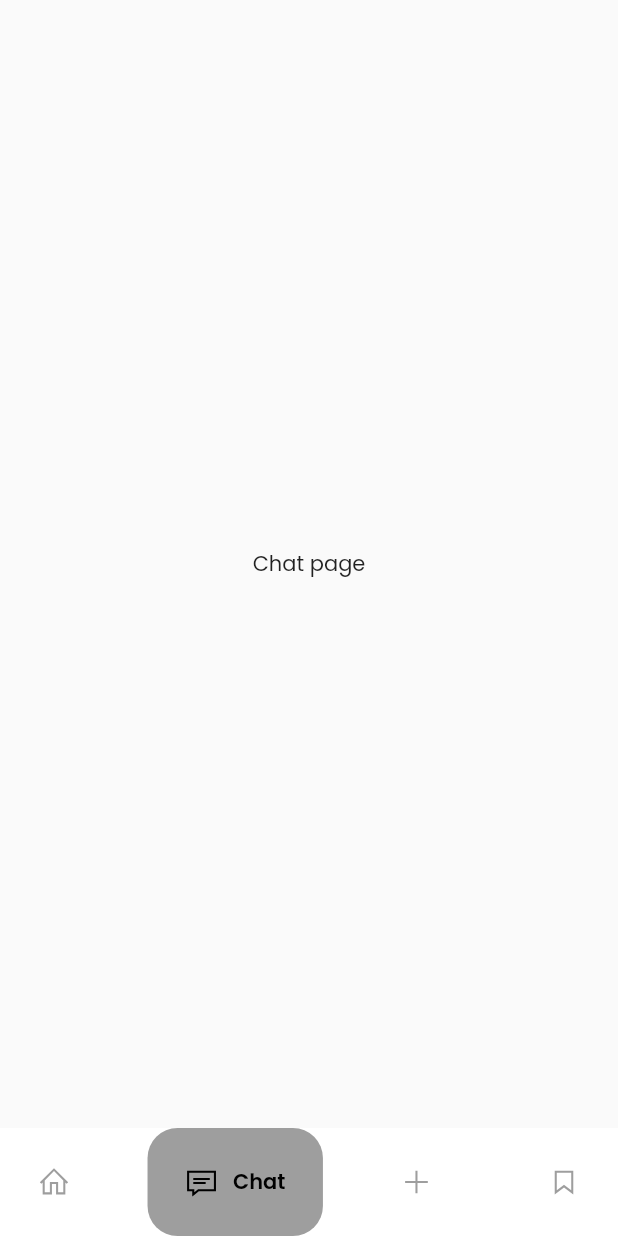
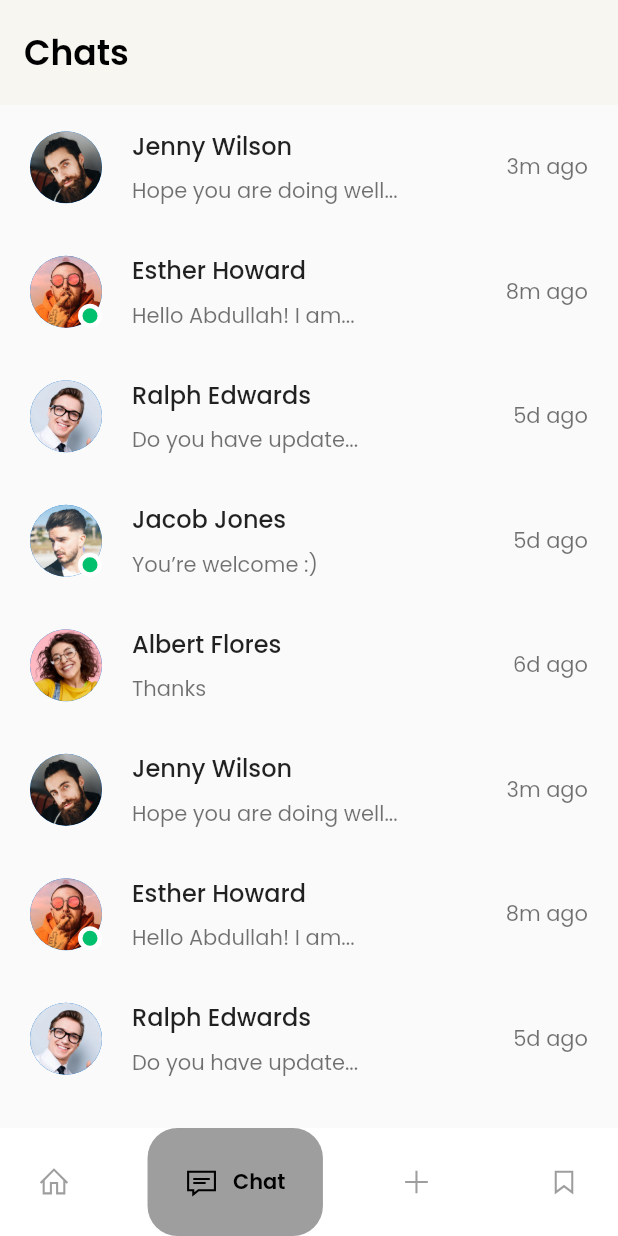
Before and after one commit to sawndes/mrGharbeti, a Flutter app: the screen it shows once a user with an empty profile is signed in, item 2 of the bottom bar chosen, on a phone screen of 412 x 824 dp. Run offline on Flutter 3.47's test engine with Material 2 defaults, Android fonts, the phone set to English and light mode, and no system bars; drawn by our look-alikes of google_nav_bar; our stand-ins replace cloud_firestore, firebase_auth, firebase_core, flutter_otp_text_field, get, google_fonts and 3 more; accounts and stored records are empty.

Commit message:
added chat ui

```diff
--- /dev/null
+++ b/lib/src/models/chat_model.dart
@@ -0,0 +1,71 @@
+class ChatModel {
+  final String name, lastMessage, image, time;
+  final bool isActive;
+
+  ChatModel({
+    this.name = '',
+    this.lastMessage = '',
+    this.image = '',
+    this.time = '',
+    this.isActive = false,
+  });
+}
+
+List chatsData = [
+  ChatModel(
+    name: "Jenny Wilson",
+    lastMessage: "Hope you are doing well...",
+    image: "assets/images/user.png",
+    time: "3m ago",
+    isActive: false,
+  ),
+  ChatModel(
+    name: "Esther Howard",
+    lastMessage: "Hello Abdullah! I am...",
+    image: "assets/images/user_2.png",
+    time: "8m ago",
+    isActive: true,
+  ),
+  ChatModel(
+    name: "Ralph Edwards",
+    lastMessage: "Do you have update...",
+    image: "assets/images/user_3.png",
+    time: "5d ago",
+    isActive: false,
+  ),
+  ChatModel(
+    name: "Jacob Jones",
+    lastMessage: "You’re welcome :)",
+    image: "assets/images/user_4.png",
+    time: "5d ago",
+    isActive: true,
+  ),
+  ChatModel(
+    name: "Albert Flores",
+    lastMessage: "Thanks",
+    image: "assets/images/user_5.png",
+    time: "6d ago",
+    isActive: false,
+  ),
+  ChatModel(
+    name: "Jenny Wilson",
+    lastMessage: "Hope you are doing well...",
+    image: "assets/images/user.png",
+    time: "3m ago",
+    isActive: false,
+  ),
+  ChatModel(
+    name: "Esther Howard",
+    lastMessage: "Hello Abdullah! I am...",
+    image: "assets/images/user_2.png",
+    time: "8m ago",
+    isActive: true,
+  ),
+  ChatModel(
+    name: "Ralph Edwards",
+    lastMessage: "Do you have update...",
+    image: "assets/images/user_3.png",
+    time: "5d ago",
+    isActive: false,
+  ),
+];
--- a/lib/src/screens/chat.dart
+++ b/lib/src/screens/chat.dart
@@ -1,6 +1,8 @@
 import 'package:flutter/material.dart';
-import 'package:flutter/src/widgets/container.dart';
-import 'package:flutter/src/widgets/framework.dart';
+// import 'package:mr_gharbeti/src/screens/chat_message_screen.dart';
+import '../screens/chat_message_screen.dart';
+import '../models/chat_model.dart';
+import 'package:get/get.dart';
 
 class ChatPage extends StatelessWidget {
   const ChatPage({super.key});
@@ -8,8 +10,100 @@ class ChatPage extends StatelessWidget {
   @override
   Widget build(BuildContext context) {
     return Scaffold(
-        body: Center(
-      child: Text('Chat page'),
-    ));
+      appBar: AppBar(
+        backgroundColor: Color(0xFFF7F6F1),
+        elevation: 0,
+        automaticallyImplyLeading: false,
+        toolbarHeight: 70,
+        title: const Text(
+          'Chats',
+          style: TextStyle(
+            color: Colors.black,
+            fontSize: 23,
+          ),
+          // style: Theme.of(context).textTheme.headline3,
+        ),
+      ),
+      body: Column(
+        children: [
+          Expanded(
+            child: ListView.builder(
+              itemCount: chatsData.length,
+              itemBuilder: (context, index) => InkWell(
+                onTap: () {
+                  Get.to(ChatMessageScreen(), arguments: chatsData[index]);
+                },
+                child: Padding(
+                  padding: const EdgeInsets.symmetric(
+                    horizontal: 20,
+                    vertical: 15,
+                  ),
+                  child: Row(
+                    children: [
+                      Stack(
+                        children: [
+                          CircleAvatar(
+                            radius: 24,
+                            backgroundImage: AssetImage(chatsData[index].image),
+                          ),
+                          if (chatsData[index].isActive)
+                            Positioned(
+                              right: 0,
+                              bottom: 0,
+                              child: Container(
+                                height: 16,
+                                width: 16,
+                                decoration: BoxDecoration(
+                                    color: Color(0xFF00BF6D),
+                                    shape: BoxShape.circle,
+                                    border: Border.all(
+                                      color: Colors.white,
+                                      width: 3,
+                                    )),
+                              ),
+                            )
+                        ],
+                      ),
+                      Expanded(
+                        child: Padding(
+                          padding: const EdgeInsets.symmetric(horizontal: 20),
+                          child: Column(
+                            crossAxisAlignment: CrossAxisAlignment.start,
+                            children: [
+                              Text(
+                                chatsData[index].name,
+                                style: const TextStyle(
+                                  fontSize: 16,
+                                  fontWeight: FontWeight.w500,
+                                ),
+                              ),
+                              const SizedBox(
+                                height: 8,
+                              ),
+                              Opacity(
+                                opacity: 0.64,
+                                child: Text(
+                                  chatsData[index].lastMessage,
+                                  maxLines: 1,
+                                  overflow: TextOverflow.ellipsis,
+                                ),
+                              )
+                            ],
+                          ),
+                        ),
+                      ),
+                      Opacity(
+                        opacity: 0.64,
+                        child: Text(chatsData[index].time),
+                      )
+                    ],
+                  ),
+                ),
+              ),
+            ),
+          ),
+        ],
+      ),
+    );
   }
 }
--- a/lib/src/screens/dashboard.dart
+++ b/lib/src/screens/dashboard.dart
@@ -12,7 +12,7 @@ class DashBoard extends StatelessWidget {
   Widget build(BuildContext context) {
     final textTheme = Theme.of(context).textTheme;
     return Scaffold(
-      appBar: AppBarUI(false),
+      appBar: AppBarUI('Mr. Gharbeti', false),
       body: SingleChildScrollView(
         child: Container(
           padding: const EdgeInsets.all(20),
--- a/pubspec.yaml
+++ b/pubspec.yaml
@@ -69,6 +69,7 @@ flutter:
 
   # To add assets to your application, add an assets section, like this:
   assets:
+    - assets/images/
     - assets/images/login_ui.png
     - assets/images/googlelogo.png
     - assets/images/forgot_password.png
```
Also changed, not shown: lib/src/models/chat_message_model.dart (added, +64 -0 lines), lib/src/screens/all_listings.dart (+15 -25 lines), lib/src/screens/chat_message_screen.dart (added, +60 -0 lines), lib/src/widgets/chat/chat_message_input_field.dart (added, +55 -0 lines), lib/src/widgets/chat/chat_message_screen_body.dart (added, +70 -0 lines), lib/src/widgets/dashboard_widgets/appBar_ui.dart (+4 -5 lines), assets/images/user.png (added), assets/images/user_2.png (added), assets/images/user_3.png (added), assets/images/user_4.png (added), assets/images/user_5.png (added).
